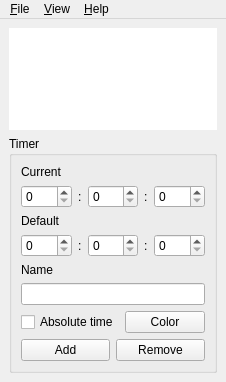
kervala/ktimer, file ui/mainwindow.ui: the form before one commit.
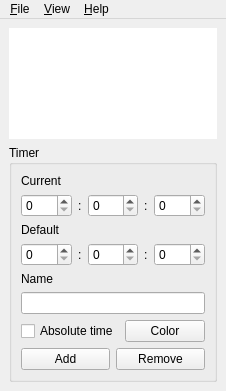
The form after the commit. Custom widgets are drawn as their Qt base class.

Commit message: Changed: Don't display horizontal scrollbar

```diff
--- a/ui/mainwindow.ui
+++ b/ui/mainwindow.ui
@@ -6,8 +6,8 @@
    <rect>
     <x>0</x>
     <y>0</y>
-    <width>209</width>
-    <height>382</height>
+    <width>218</width>
+    <height>391</height>
    </rect>
   </property>
   <widget class="QWidget" name="centralwidget">
@@ -17,6 +17,9 @@
       <property name="frameShape">
        <enum>QFrame::NoFrame</enum>
       </property>
+      <property name="horizontalScrollBarPolicy">
+       <enum>Qt::ScrollBarAlwaysOff</enum>
+      </property>
       <property name="sizeAdjustPolicy">
        <enum>QAbstractScrollArea::AdjustToContents</enum>
       </property>
```
Left out of the diff: 4 changed lines with no effect on the pictures.
